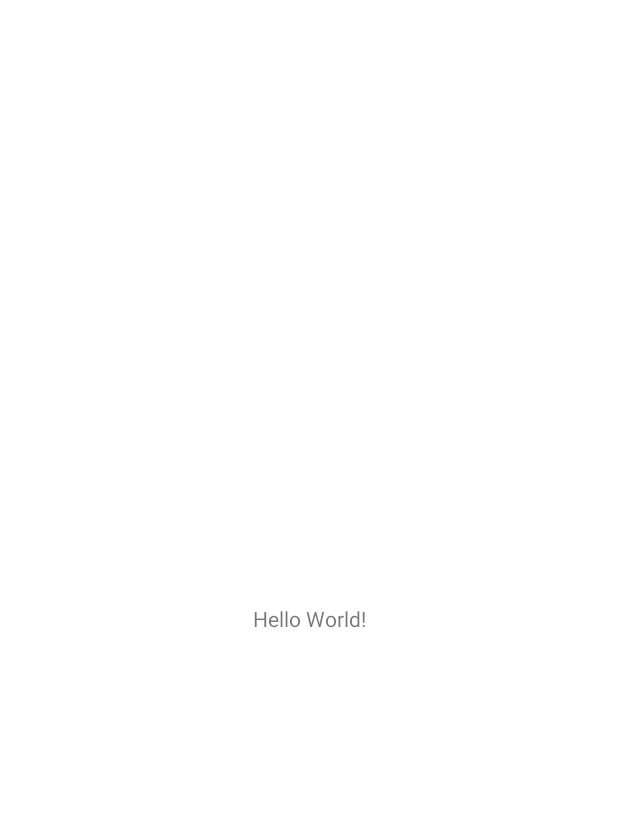
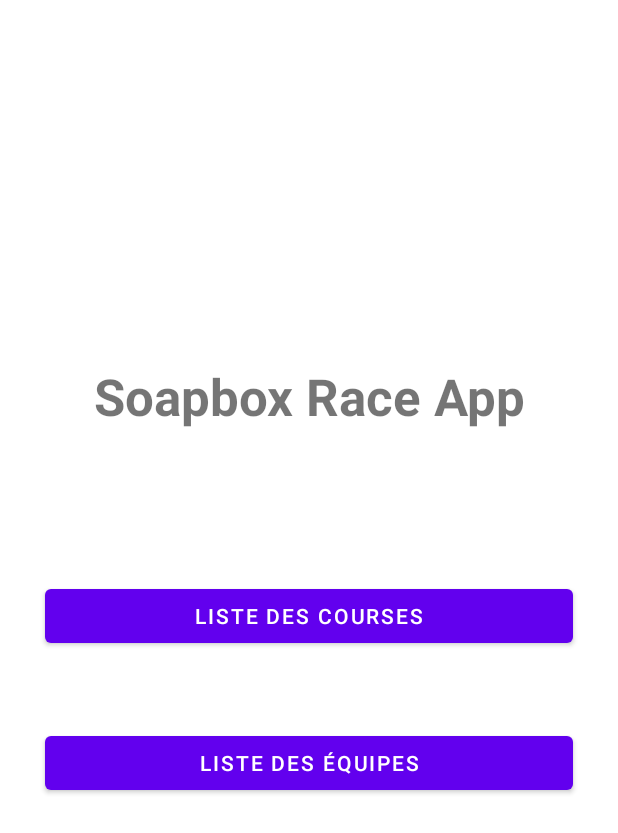
Before and after one commit to Dev-Mobile-Efrei/SoapboxApp, an Android app: the screen it shows after launch (MainActivity), on a phone screen of 412 x 824 dp. Before the commit the part shown is almost empty. Shown: the top 833 px of the screen. Run offline under Robolectric (Android 15) with nearby library versions, the phone set to English and light mode, and no system bars.

Commit message:
Create main view
Signed-off-by: syukoGit <syukodev@outlook.com>

```diff
--- a/app/src/main/res/layout/activity_main.xml
+++ b/app/src/main/res/layout/activity_main.xml
@@ -1,18 +1,38 @@
 <?xml version="1.0" encoding="utf-8"?>
-<androidx.constraintlayout.widget.ConstraintLayout
+<LinearLayout
         xmlns:android="http://schemas.android.com/apk/res/android"
         xmlns:tools="http://schemas.android.com/tools"
-        xmlns:app="http://schemas.android.com/apk/res-auto"
         android:layout_width="match_parent"
         android:layout_height="match_parent"
-        tools:context=".MainActivity">
+        tools:context=".MainActivity"
+        android:orientation="vertical"
+        android:gravity="center"
+        >
+
     <TextView
-            android:layout_width="wrap_content"
+            android:text="@string/title"
+            android:layout_width="match_parent"
             android:layout_height="wrap_content"
-            android:text="Hello World!"
-            app:layout_constraintBottom_toBottomOf="parent"
-            app:layout_constraintLeft_toLeftOf="parent"
-            app:layout_constraintRight_toRightOf="parent"
-            app:layout_constraintTop_toTopOf="parent"/>
+            android:id="@+id/titleTextView"
+            android:textAlignment="center"
+            android:textSize="34sp"
+            android:textStyle="bold"
+            android:layout_marginBottom="100dp"/>
 
-</androidx.constraintlayout.widget.ConstraintLayout>
+    <Button
+            android:layout_width="match_parent"
+            android:layout_height="wrap_content"
+            android:id="@+id/btnRaceList"
+            android:layout_marginBottom="@dimen/btns_marginBottom"
+            android:text="@string/btnRaceList_title"
+            android:layout_marginHorizontal="@dimen/btns_marginHorizontal"/>
+
+    <Button
+            android:layout_width="match_parent"
+            android:layout_height="wrap_content"
+            android:id="@+id/button2"
+            android:layout_marginBottom="@dimen/btns_marginBottom"
+            android:text="@string/btnTeamList"
+            android:layout_marginHorizontal="@dimen/btns_marginHorizontal"/>
+
+</LinearLayout>
--- /dev/null
+++ b/app/src/main/res/values/activity_main.xml
@@ -0,0 +1,8 @@
+<?xml version="1.0" encoding="utf-8"?>
+<resources>
+    <dimen name="btns_marginBottom">50dp</dimen>
+    <dimen name="btns_marginHorizontal">30dp</dimen>
+    <string name="title">Soapbox Race App</string>
+    <string name="btnRaceList_title">Liste des courses</string>
+    <string name="btnTeamList">Liste des équipes</string>
+</resources>
```
